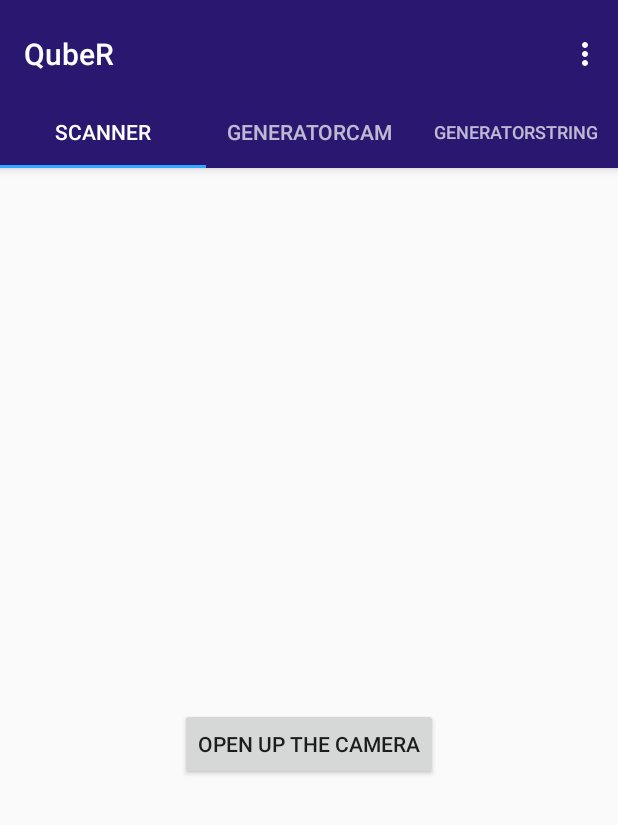
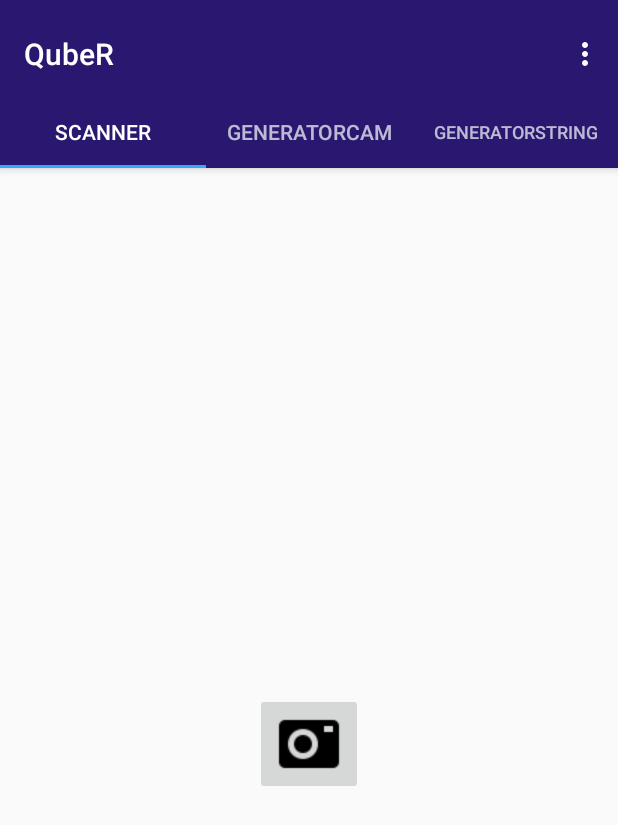
Before and after one commit to Candloid/QubeR, an Android app: the screen it shows after launch (MainActivity), on a phone screen of 412 x 824 dp. Shown: the top 825 px of the screen. Run offline under Robolectric (Android 15) with nearby library versions, the phone set to English and light mode, and no system bars; libraries missing offline, so code that uses them is left out: com.google.firebase.ml.

Commit message:
modified the camera button to camera image

```diff
--- a/app/src/main/java/com/quber/Scanner.java
+++ b/app/src/main/java/com/quber/Scanner.java
@@ -11,6 +11,7 @@ import android.view.LayoutInflater;
 import android.view.View;
 import android.view.ViewGroup;
 import android.widget.Button;
+import android.widget.ImageButton;
 import android.widget.Toast;
 
 import com.google.android.gms.tasks.OnFailureListener;
@@ -29,13 +30,13 @@ import static android.app.Activity.RESULT_OK;
 public class Scanner extends Fragment {
     private static final String TAG = "Scanner";
     private final int QR_SCAN_REQ_CODE = 100;
-    private Button cameraButton;
+    private ImageButton cameraButton;
 
     @Override
     public View onCreateView(LayoutInflater inflater, ViewGroup container,
                              Bundle savedInstanceState) {
         View view = inflater.inflate(R.layout.fragment_scanner, container, false);
-        cameraButton = (Button) view.findViewById(R.id.cameraButton);
+        cameraButton = (ImageButton) view.findViewById(R.id.cameraButton);
         cameraButton.setOnClickListener(v -> scanQR(v));
         return view;
     }
--- a/app/src/main/res/layout/fragment_scanner.xml
+++ b/app/src/main/res/layout/fragment_scanner.xml
@@ -8,7 +8,7 @@
     android:layout_height="match_parent"
     tools:context=".Scanner">
 
-    <Button
+    <ImageButton
         android:id="@+id/cameraButton"
         android:layout_width="wrap_content"
         android:layout_height="wrap_content"
@@ -17,11 +17,9 @@
         android:layout_marginEnd="8dp"
         android:layout_marginBottom="8dp"
         android:onClick="scanQR"
-        android:text="@string/camera_button"
+        android:src="@drawable/camicon"
         app:layout_constraintBottom_toBottomOf="parent"
         app:layout_constraintEnd_toEndOf="parent"
         app:layout_constraintStart_toStartOf="parent"
         app:layout_constraintTop_toTopOf="parent" />
-
-
 </android.support.constraint.ConstraintLayout>
```
Also changed, not shown: app/src/main/res/drawable/camicon.png (added).
